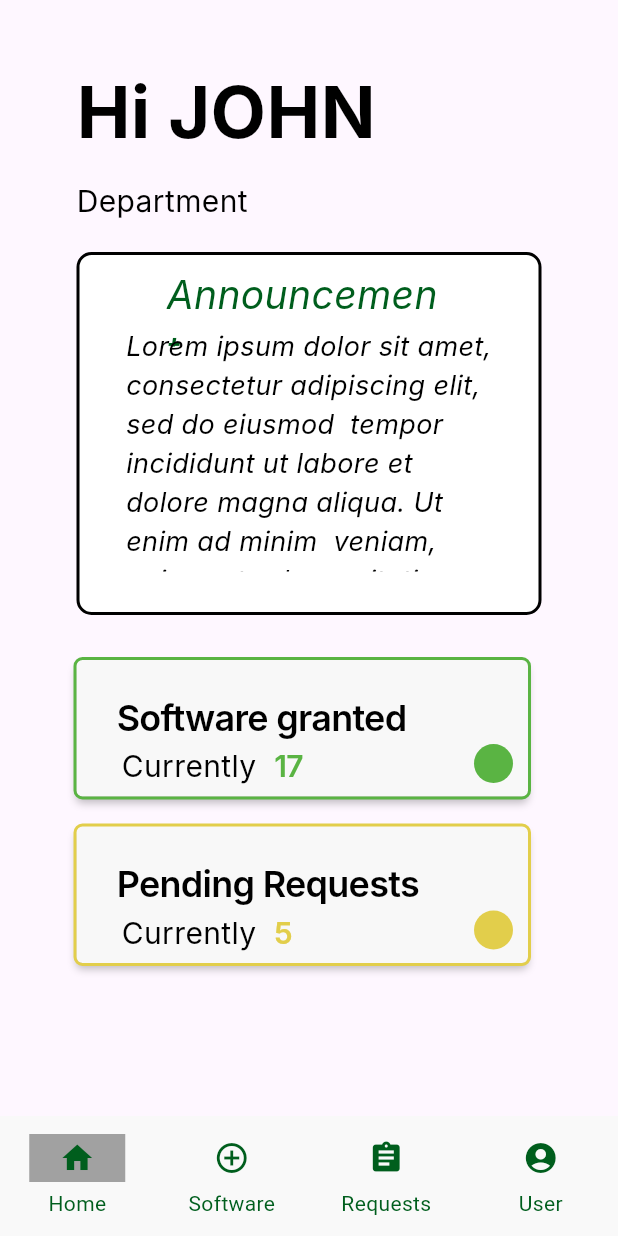
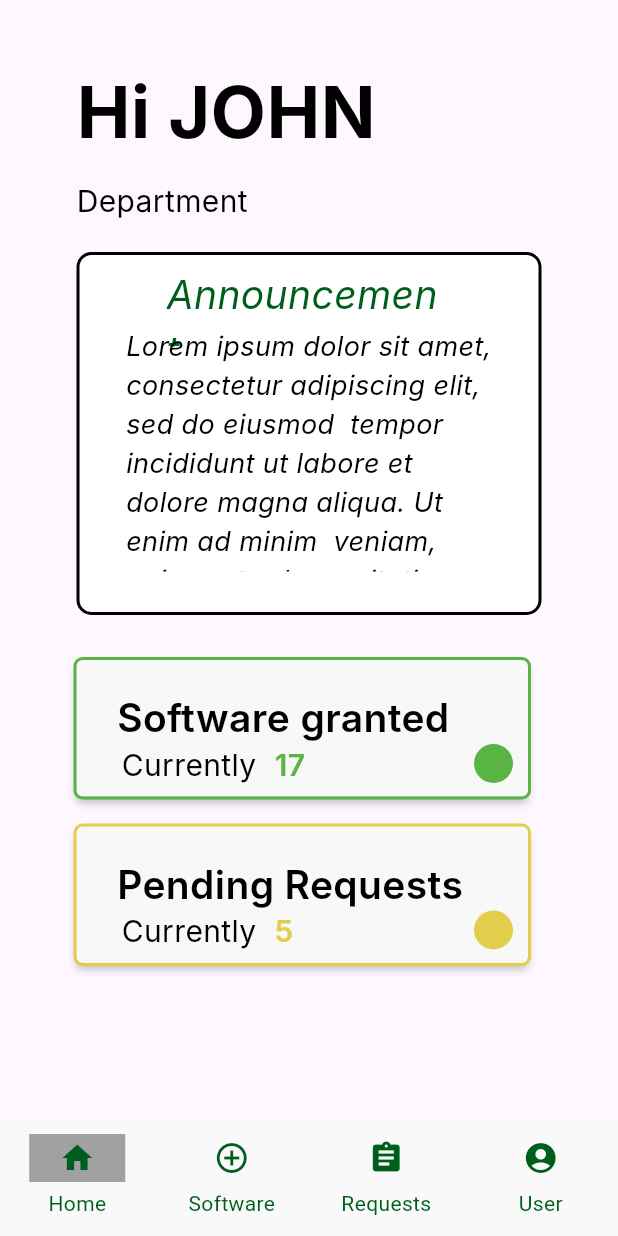
Before and after one commit to AndKlet/Autronica-Onboarding-clean, a Flutter app: the screen it shows after launch, on a phone screen of 412 x 824 dp. Run offline on Flutter 3.47's test engine with Material 3 defaults, Android fonts, the phone set to English and light mode, and no system bars; Roboto replaces fonts that are missing (Inter).

Commit message:
refactor: slight adjustments of statusAlert widget

```diff
--- a/frontend/autron/lib/src/widgets/statusAlert.dart
+++ b/frontend/autron/lib/src/widgets/statusAlert.dart
@@ -12,10 +12,7 @@ class StatusAlert extends StatelessWidget {
   Widget build(BuildContext context) {
     return Column(
       children: [
-        SizedBox(
-          width: 301,
-          height: 91,
-          child: Container(
+          Container(
             width: 301,
             height: 91,
             decoration: ShapeDecoration(
@@ -40,11 +37,9 @@ class StatusAlert extends StatelessWidget {
             child: Stack(
               children: [
                 Positioned(
+                  top: 55,
                   left: 30,
-                  top: 70,
                   child: SizedBox(
-                    width: 100,
-                    height: 24,
                     child: Text(
                       value,
                       style: const TextStyle(
@@ -52,14 +47,13 @@ class StatusAlert extends StatelessWidget {
                         fontSize: 20,
                         fontFamily: 'Inter',
                         fontWeight: FontWeight.w400,
-                        height: 0.06,
                       ),
                     ),
                   ),
                 ),
                 Positioned(
+                  top: 55,
                   left: 132,
-                  top: 70,
                   child: Text(
                     count.toString(),
                     style: TextStyle(
@@ -67,8 +61,6 @@ class StatusAlert extends StatelessWidget {
                       fontSize: 20,
                       fontFamily: 'Inter',
                       fontWeight: FontWeight.w600,
-                      height: 0.06,
-                      letterSpacing: -0.40,
                     ),
                   ),
                 ),
@@ -88,19 +80,15 @@ class StatusAlert extends StatelessWidget {
                 ),
                 Positioned(
                   left: 27,
-                  top: 38,
+                  top: 20,
                   child: SizedBox(
-                    width: 210,
-                    height: 28,
                     child: Text(
                       title,
                       style: const TextStyle(
                         color: Colors.black,
-                        fontSize: 24,
+                        fontSize: 26,
                         fontFamily: 'Inter',
                         fontWeight: FontWeight.w600,
-                        height: 0.05,
-                        letterSpacing: -0.48,
                       ),
                     ),
                   ),
@@ -108,7 +96,6 @@ class StatusAlert extends StatelessWidget {
               ],
             ),
           ),
-        ),
       ],
     );
   }
```
